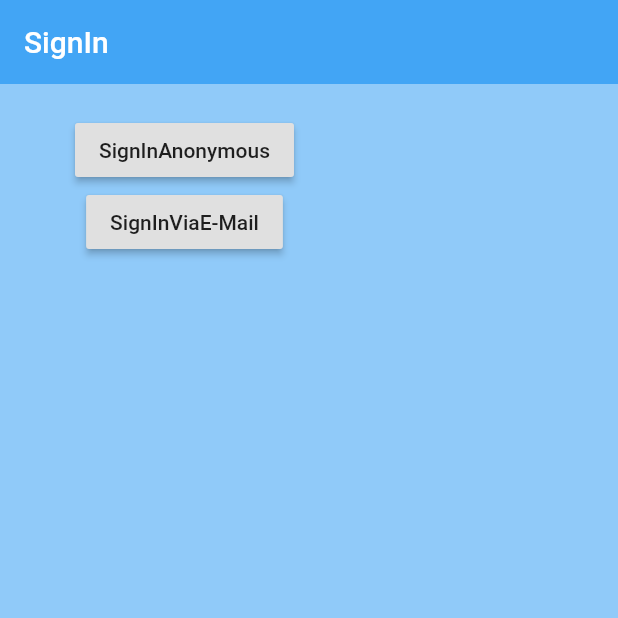
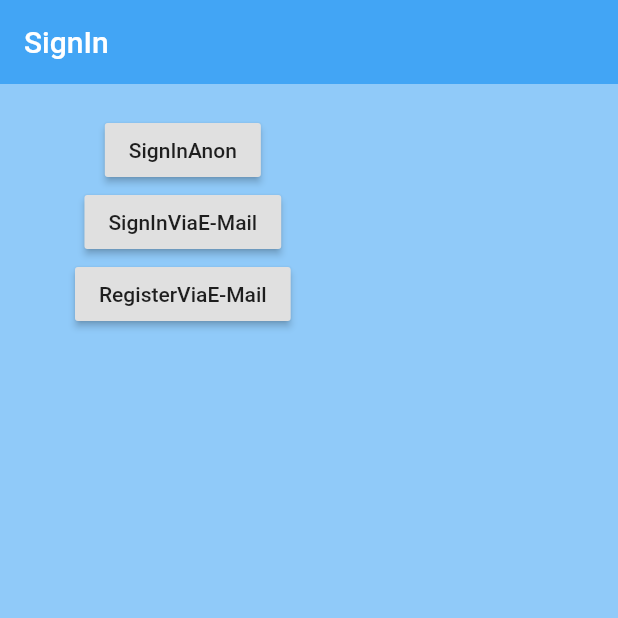
Before and after one commit to KeinName535/KopfrechnenApp, a Flutter app: the screen it shows after launch, on a phone screen of 412 x 824 dp, the top half of it. Run offline on Flutter 3.47's test engine with Material 2 defaults, Android fonts, the phone set to English and light mode, and no system bars; our stand-ins replace cloud_firestore, firebase_auth, flutter_spinkit; accounts and stored records are empty.

Commit message:
LoginImp

```diff
--- a/lib/screens/notLoggedIn/Authentication.dart
+++ b/lib/screens/notLoggedIn/Authentication.dart
@@ -1,6 +1,10 @@
+import 'package:HelloWorld/screens/notLoggedIn/Register.dart';
 import 'package:HelloWorld/screens/notLoggedIn/Sign_In.dart';
+import 'package:HelloWorld/screens/notLoggedIn/anon.dart';
+import 'package:HelloWorld/screens/notLoggedIn/login.dart';
 import 'package:flutter/material.dart';
 import 'package:firebase_auth/firebase_auth.dart';
+import 'anon.dart';
 
 class Auth extends StatefulWidget {
   @override
@@ -8,8 +12,29 @@ class Auth extends StatefulWidget {
 }
 
 class _AuthState extends State<Auth> {
+  int signInPage = 0;
+  bool anonn = true;
+  void changePage(int x) {
+    setState(() => signInPage = x);
+  }
+
+  void changeanon() {
+    setState(() => anonn = false);
+  }
+
   @override
   Widget build(BuildContext context) {
-    return Container(child: SignIn());
+    if (anonn) {
+      return Container(
+          child: SignIn(changePage: changePage, changeanon: changeanon));
+    } else {
+      if (signInPage == 0) {
+        return Container(child: Anon(/*changeanon: changeanon*/));
+      } else if (signInPage == 1) {
+        return Container(child: Login(changeanon: changeanon));
+      } else {
+        return Container(child: Register(changeanon: changeanon));
+      }
+    }
   }
 }
--- a/lib/screens/notLoggedIn/Sign_In.dart
+++ b/lib/screens/notLoggedIn/Sign_In.dart
@@ -6,12 +6,16 @@ import 'package:HelloWorld/services/auth.dart';
 import 'package:flutter/material.dart';
 
 class SignIn extends StatefulWidget {
+  final Function changePage;
+  final Function changeanon;
+  SignIn({this.changePage, this.changeanon});
+
   @override
   _SignInState createState() => _SignInState();
 }
 
 class _SignInState extends State<SignIn> {
-  final AuthService _auth = AuthService();
+  //final AuthService _auth = AuthService();
   @override
   Widget build(BuildContext context) {
     return Scaffold(
@@ -24,28 +28,26 @@ class _SignInState extends State<SignIn> {
             padding: EdgeInsets.symmetric(vertical: 20.0, horizontal: 50.0),
             child: Column(children: [
               RaisedButton(
-                child: Text('SignInAnonymous'),
-                onPressed: () async {
-                  dynamic result = await _auth.signInAnon();
-                  if (result == null) {
-                    print('error signing in');
-                    print(result);
-                  } else {
-                    print('signedIn');
-                    print(result.uid);
-                  }
+                child: Text('SignInAnon'),
+                onPressed: () {
+                  widget.changePage(0);
+                  widget.changeanon();
                 },
               ),
               RaisedButton(
                 child: Text('SignInViaE-Mail'),
                 onPressed: () {
-                  Navigator.push(
-                      context,
-                      MaterialPageRoute(
-                        builder: (context) => Login(),
-                      ));
+                  widget.changePage(1);
+                  widget.changeanon();
                 },
               ),
+              RaisedButton(
+                child: Text('RegisterViaE-Mail'),
+                onPressed: () {
+                  widget.changePage(5);
+                  widget.changeanon();
+                },
+              )
             ])));
   }
 }
--- a/pubspec.yaml
+++ b/pubspec.yaml
@@ -35,6 +35,7 @@ dependencies:
   shared_preferences: ^0.5.2
   cloud_firestore: ^0.12.9+4
   provider: ^3.1.0
+  flutter_spinkit: "^4.0.0"
 
 dev_dependencies:
   flutter_test:
```
Also changed, not shown: lib/screens/notLoggedIn/Register.dart (+16 -3 lines), lib/screens/notLoggedIn/anon.dart (added, +26 -0 lines), lib/screens/notLoggedIn/login.dart (+58 -55 lines), lib/services/auth.dart (+12 -1 lines), lib/shared/loading.dart (added, +16 -0 lines), pubspec.lock.
